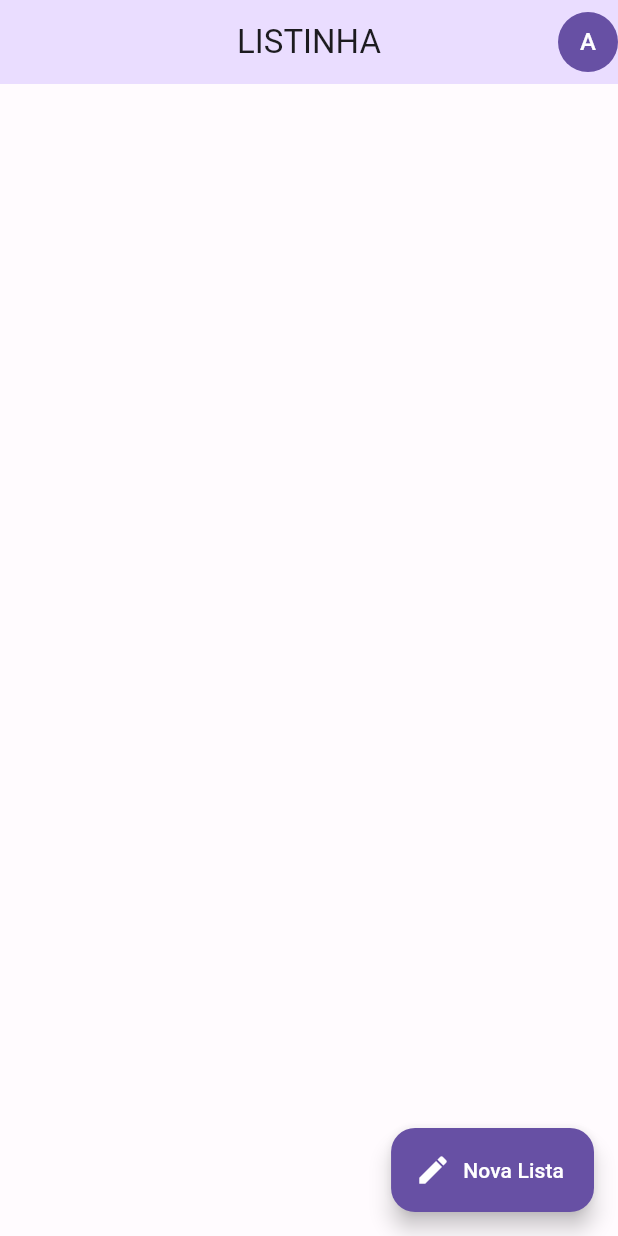
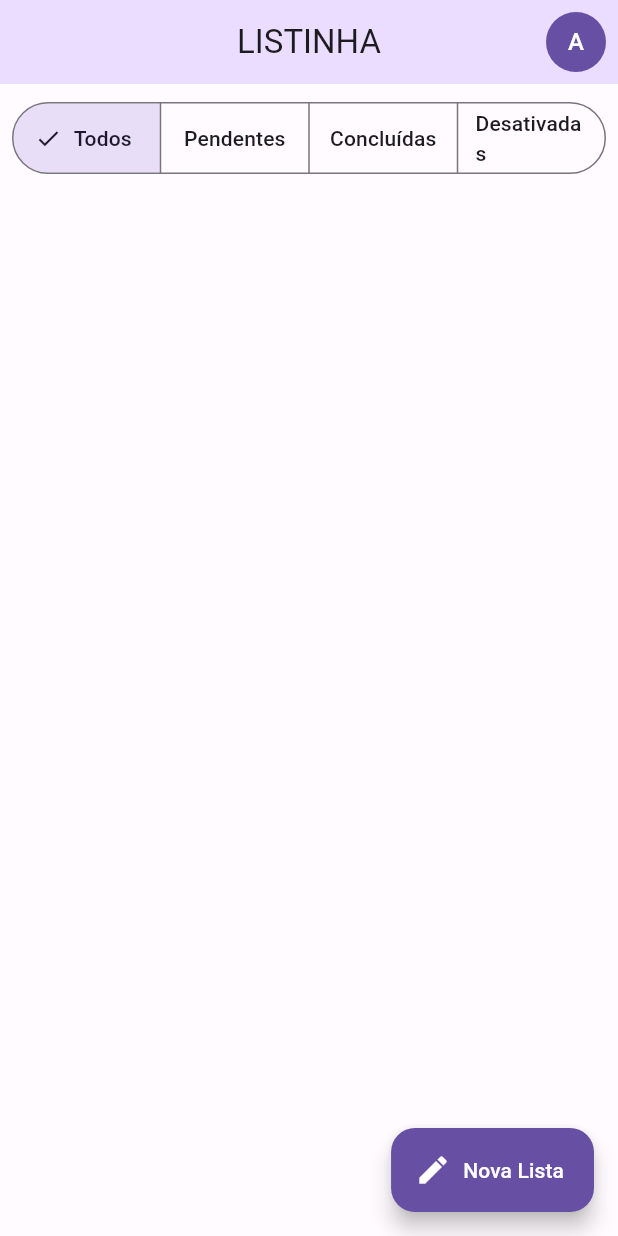
Before and after one commit to celiorscosta/Listinha, a Flutter app: the screen it shows after launch, on a phone screen of 412 x 824 dp. Run offline on Flutter 3.47's test engine with Material 2 defaults, Android fonts, the phone set to English and light mode, and no system bars.

Commit message:
SegmentedButton adicionado e separado widget para image button.

```diff
--- a/app/lib/src/home/home_page.dart
+++ b/app/lib/src/home/home_page.dart
@@ -1,4 +1,5 @@
 import 'package:flutter/material.dart';
+import 'package:listinha/src/shared/widgets/user_image_button.dart';
 
 class HomePage extends StatefulWidget {
   const HomePage({super.key});
@@ -13,11 +14,39 @@ class _HomePageState extends State<HomePage> {
     return Scaffold(
       appBar: AppBar(
         title: const Text('LISTINHA'),
-        actions: [
-          CircleAvatar(
-            backgroundColor: Theme.of(context).primaryColor,
-            foregroundColor: Colors.white,
-            child: const Text('A'),
+        actions: const [
+          Padding(
+            padding: EdgeInsets.only(right: 8),
+            child: UserImageButton(),
+          ),
+        ],
+      ),
+      body: Column(
+        children: [
+          Padding(
+            padding: const EdgeInsets.all(8),
+            child: SegmentedButton<int>(
+              segments: const [
+                ButtonSegment(
+                  value: 0,
+                  label: Text('Todos'),
+                ),
+                ButtonSegment(
+                  value: 1,
+                  label: Text('Pendentes'),
+                ),
+                ButtonSegment(
+                  value: 2,
+                  label: Text('Concluídas'),
+                ),
+                ButtonSegment(
+                  value: 3,
+                  label: Text('Desativadas'),
+                ),
+              ],
+              selected: const {0},
+              onSelectionChanged: (values) {},
+            ),
           )
         ],
       ),
--- /dev/null
+++ b/app/lib/src/shared/widgets/user_image_button.dart
@@ -0,0 +1,18 @@
+import 'package:flutter/material.dart';
+import 'package:flutter/src/widgets/framework.dart';
+import 'package:flutter/src/widgets/placeholder.dart';
+
+class UserImageButton extends StatelessWidget {
+  const UserImageButton({super.key});
+
+  @override
+  Widget build(BuildContext context) {
+    return GestureDetector(
+      child: CircleAvatar(
+        backgroundColor: Theme.of(context).primaryColor,
+        foregroundColor: Colors.white,
+        child: const Text('A'),
+      ),
+    );
+  }
+}
```
